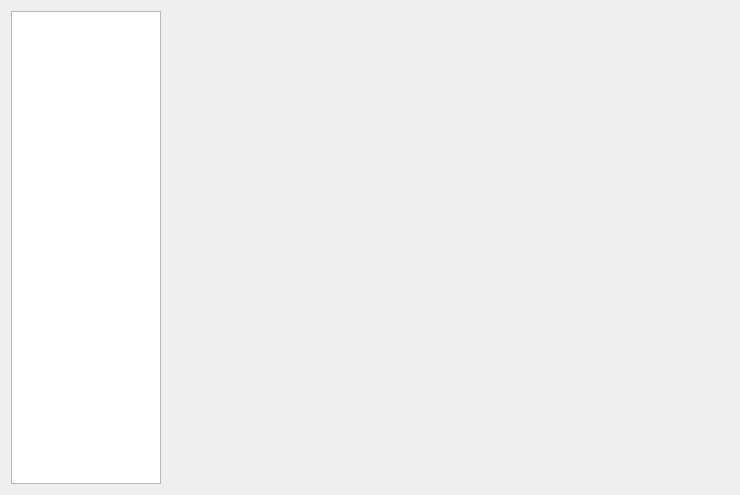
The window that admin_client/client_gui/app/DeleteDialog/forms/DeleteDialog.ui (deskos-xp/SaffronServer) describes before a commit, drawn with Qt 5.
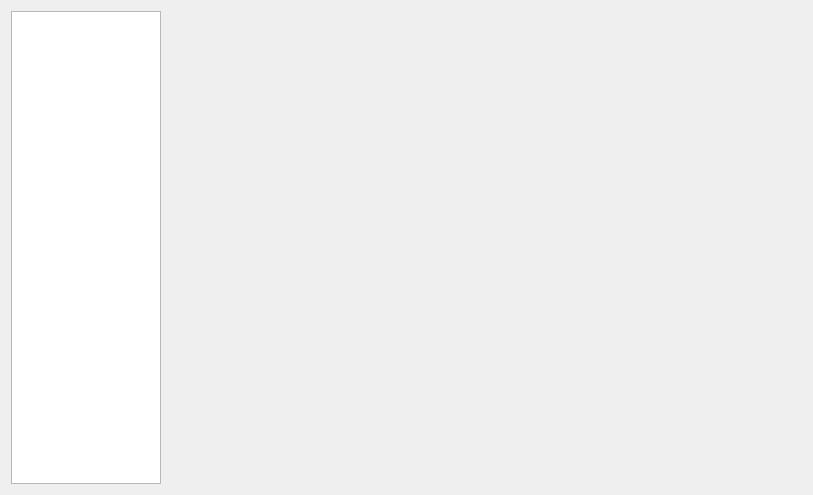
The same window after the commit.

The edit to the form file:
```diff
--- a/admin_client/client_gui/app/DeleteDialog/forms/DeleteDialog.ui
+++ b/admin_client/client_gui/app/DeleteDialog/forms/DeleteDialog.ui
@@ -6,7 +6,7 @@
    <rect>
     <x>0</x>
     <y>0</y>
-    <width>740</width>
+    <width>813</width>
     <height>495</height>
    </rect>
   </property>
```
Left out of the diff: 2 changed lines with no effect on the pictures.
